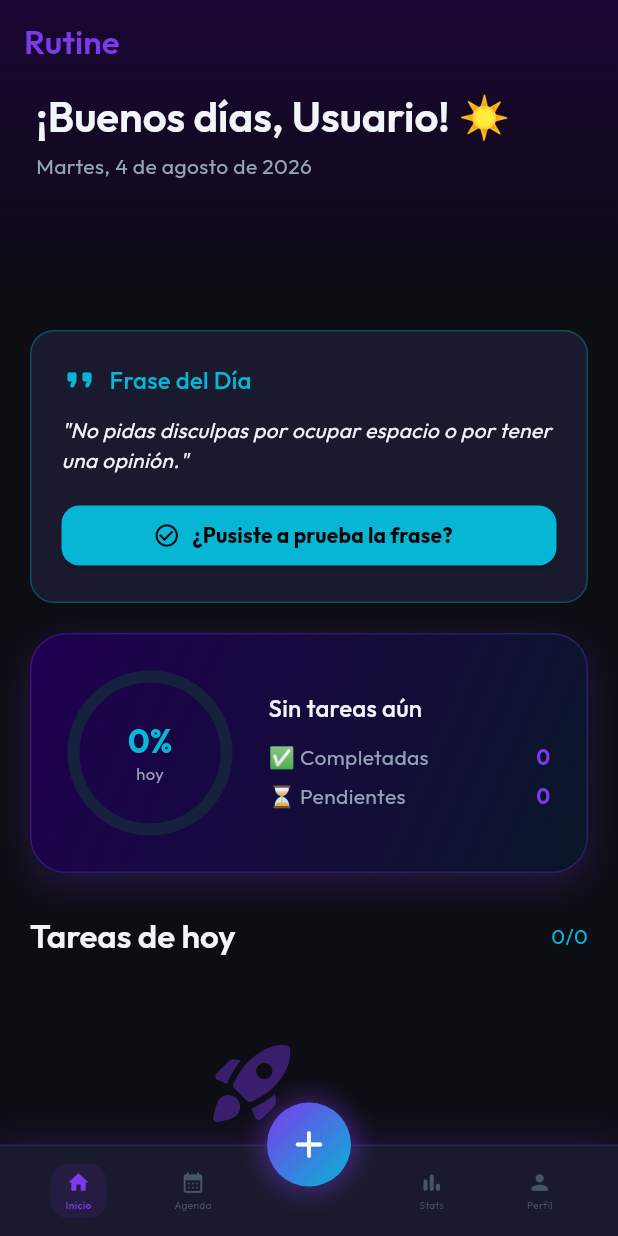
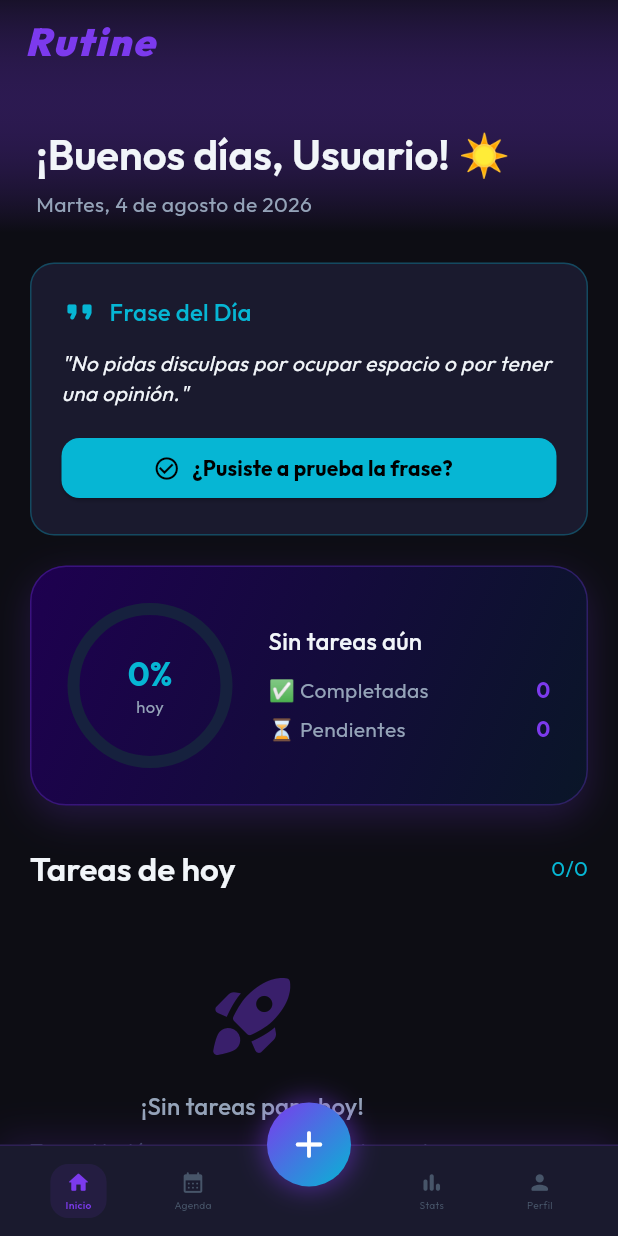
Before and after one commit to Edy-Serrano/Proyecto-App-Rutine, a Flutter app: the screen it shows after launch, on a phone screen of 412 x 824 dp. Run offline on Flutter 3.47's test engine with Material 3 defaults, Android fonts, the phone set to English and light mode, and no system bars; drawn by our look-alikes of percent_indicator; our stand-ins replace fl_chart, flutter_local_notifications, flutter_secure_storage, google_fonts, hive_flutter, image_picker and 2 more; missing offline and left inert: encrypt; accounts and stored records are empty.

Commit message:
Mejoras en la pantalla de inicio

```diff
--- a/lib/screens/dashboard_screen.dart
+++ b/lib/screens/dashboard_screen.dart
@@ -39,7 +39,7 @@ class _DashboardScreenState extends State<DashboardScreen> {
         slivers: [
           // === APP BAR ===
           SliverAppBar(
-            expandedHeight: 200,
+            expandedHeight: 155,
             floating: false,
             pinned: true,
             backgroundColor: AppTheme.bgDark,
@@ -47,12 +47,15 @@ class _DashboardScreenState extends State<DashboardScreen> {
               background: Container(
                 decoration: BoxDecoration(
                   gradient: LinearGradient(
-                    colors: [Color(0xFF1A0533), AppTheme.bgDark],
+                    colors: [
+                      AppTheme.neonPurple.withOpacity(0.1),
+                      AppTheme.bgDark,
+                    ],
                     begin: Alignment.topCenter,
                     end: Alignment.bottomCenter,
                   ),
                 ),
-                padding: const EdgeInsets.fromLTRB(24, 60, 24, 16),
+                padding: const EdgeInsets.fromLTRB(24, 85, 24, 16),
                 child: Column(
                   crossAxisAlignment: CrossAxisAlignment.start,
                   children: [
@@ -73,11 +76,15 @@ class _DashboardScreenState extends State<DashboardScreen> {
                 ),
               ),
             ),
-            title: Text(
+            title: const Text(
               'Rutine',
-              style: Theme.of(context).textTheme.titleLarge?.copyWith(
-                    color: AppTheme.neonPurple,
-                  ),
+              style: TextStyle(
+                color: AppTheme.neonPurple,
+                fontSize: 26,
+                fontWeight: FontWeight.w900,
+                letterSpacing: 1.2,
+                fontStyle: FontStyle.italic,
+              ),
             ),
           ),
 
```
Also changed, not shown: lib/screens/agenda_screen.dart (+9 -3 lines), lib/screens/stats_screen.dart (+0 -15 lines).
